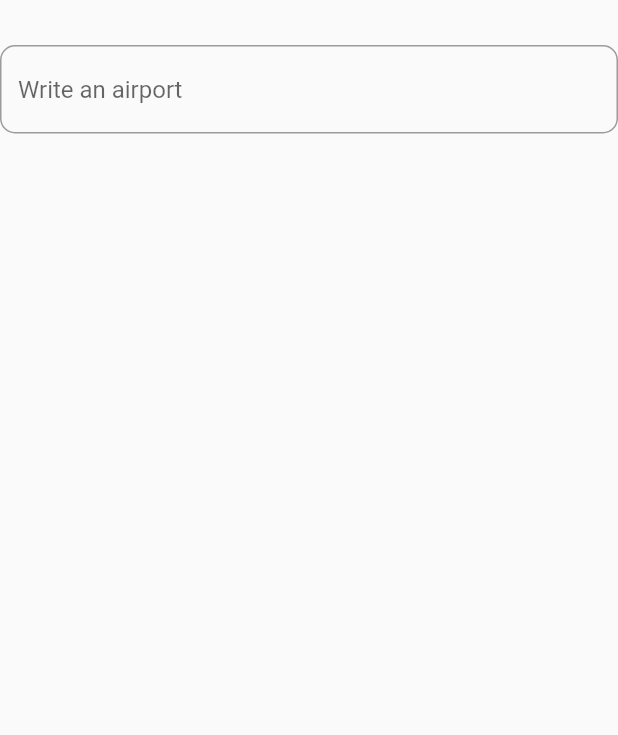
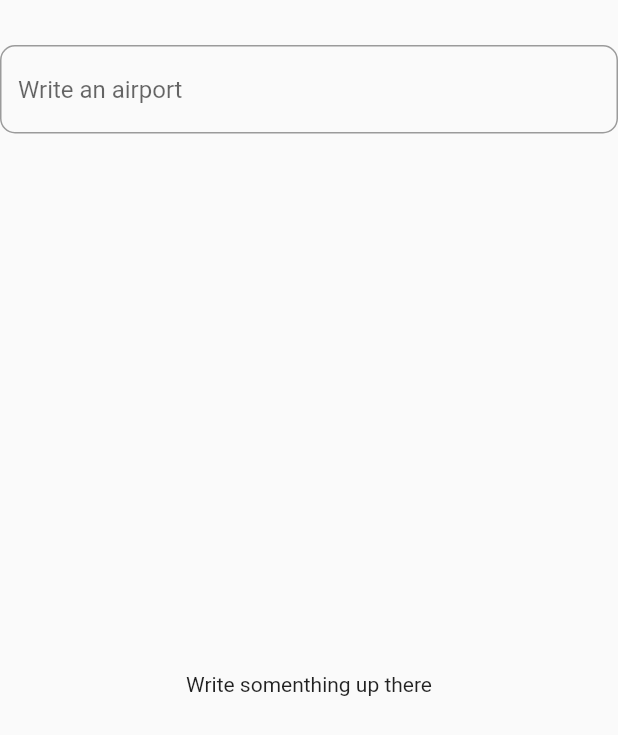
Before and after one commit to Acment/airports-of-the-city-app, a Flutter app: the screen it shows after launch, on a phone screen of 412 x 824 dp. Shown: the top 735 px of the screen. Run offline on Flutter 3.47's test engine with Material 2 defaults, Android fonts, the phone set to English and light mode, and no system bars; our stand-ins replace bloc, dio, equatable, flutter_bloc.

Commit message:
Searching airports implemented

```diff
--- a/lib/networking/api_client/api_client.dart
+++ b/lib/networking/api_client/api_client.dart
@@ -36,12 +36,15 @@ class GetAirports {
       'name' : inputText,
       'city' : inputText,
       'country': inputText,
+      'fullMatch': '0',
+      'limit' : _limit.toString(),
     });
 
     final response = await Dio().getUri(uri);
 
     final airports = new Airports.fromJsonList(response.data['data']['data']);
 
+    print('apiclient: ${airports.items}');
     return airports.items;
   }
 }
--- a/lib/views/search_airports/search_airports_event.dart
+++ b/lib/views/search_airports/search_airports_event.dart
@@ -7,8 +7,8 @@ abstract class SearchAirportsEvent extends Equatable {
   List<Object> get props => [];
 }
 
-class SearchInitSuccess extends SearchAirportsEvent {
-  const SearchInitSuccess();
+class SearchInitSuccessEvent extends SearchAirportsEvent {
+  const SearchInitSuccessEvent();
 }
 
 class SearchByFilterEvent extends SearchAirportsEvent {
@@ -30,3 +30,9 @@ class SearchByIataEvent extends SearchAirportsEvent {
 }
 
 class SearchAirportsSubmitted extends SearchAirportsEvent {}
+
+class SearchAirportsChanged extends SearchAirportsEvent {
+  final String inputText;
+
+  const SearchAirportsChanged(this.inputText);
+}
--- a/lib/views/search_airports/search_airports_page.dart
+++ b/lib/views/search_airports/search_airports_page.dart
@@ -1,42 +1,67 @@
 import 'package:flutter/material.dart';
+import 'package:flutter_bloc/flutter_bloc.dart';
 
-
+import 'package:aiports_of_the_city/views/search_airports/search_airports_bloc.dart';
 import 'package:aiports_of_the_city/models/airport_model.dart';
 
 
 class SearchAirportsPage extends StatelessWidget {
 
+  String _inputText;
+
   @override
   Widget build(BuildContext context) {
-  // final SearchAirportsBloc bloc = BlocProvider.of<SearchAirportsBloc>(context);
+  final SearchAirportsBloc bloc = BlocProvider.of<SearchAirportsBloc>(context);
 
     return Scaffold(
-      body: Container(child: _createInput(),),
-    );
-
-}
-
-    Widget _createInput() {
-    return Container(
+      body: Container(
         margin: EdgeInsets.only(top: 30.0),
-      child: TextField(
+        child: Column(
+          children: <Widget>[
+            TextField(
                 //autofocus: true,
-          textCapitalization: TextCapitalization.sentences,
+                textCapitalization: TextCapitalization.words,
                 decoration: InputDecoration(
-
                   border: OutlineInputBorder(borderRadius: BorderRadius.circular(10)),
                   hintText: 'Write an airport',
                 ),
-          // onChanged: (valor) {
-          //   setState(() => airport = valor);
-          // },
-          // onSubmitted: (airport) {
-          //   getAirports(airport);
-          // }
-          //placeholder
+                onChanged: (String inputText){
+                  if (inputText.length > 0){
+                    _inputText = inputText;
+                    bloc.add(SearchByFilterEvent(inputText: _inputText));
+                  }
+                },
                 ),
 
+
+              Expanded(child: BlocBuilder<SearchAirportsBloc, SearchAirportsState>(builder: (context, state){
+                print('state: $state');
+                if (state is SearchAirportsInitial ){
+                  return Center(child: Text('Write somenthing up there'),);
+
+                } else if(state is SearchAirportsInFetch ){
+                  return Center(
+                    child: CircularProgressIndicator(
+                    ),
                   );
+                } else if(state is SearchAirportsFetchSuccess) {
+                  return buildAirports(state.airports);
+
+                }else if(state is SearchAirportsError) {
+                  return Center(child: Text('Error Ocurred'),);
+                }else if(state is SearchAirportsEmpty ){
+                  return Center(child: Text('No results found'),);
+                }
+                else{
+                  return  Center(child: Text('ELSE'),);
+                }
+              }),)
+
+          ],
+        ),
+      ),
+    );
+
 }
 
   Widget buildAirports(List<Airport> airports) {
@@ -47,10 +72,9 @@ class SearchAirportsPage extends StatelessWidget {
 
       return Card(
                 child: ListTile(
-          leading: Text("${index + 1}"),
+          leading: Text("${airports[index].iata}"),
           title: Text("${airports[index].name}"),
           subtitle: Text('${airports[index].country}'),
-          trailing: Text('${airports[index].iata}'),
           ),
       );
     });
--- a/lib/views/search_airports/search_airports_state.dart
+++ b/lib/views/search_airports/search_airports_state.dart
@@ -9,7 +9,7 @@ abstract class SearchAirportsState extends Equatable {
 
 class SearchAirportsInitial extends SearchAirportsState {}
 
-class SearchAirportsFetching extends SearchAirportsState{}
+class SearchAirportsInFetch extends SearchAirportsState{}
 
 class SearchAirportsFetchSuccess extends SearchAirportsState{
   final List<Airport> airports;
```
Also changed, not shown: lib/main.dart (+5 -2 lines), lib/views/search_airports/search_airports_bloc.dart (+5 -3 lines). Lines whose indentation alone changed are shown as unchanged.
